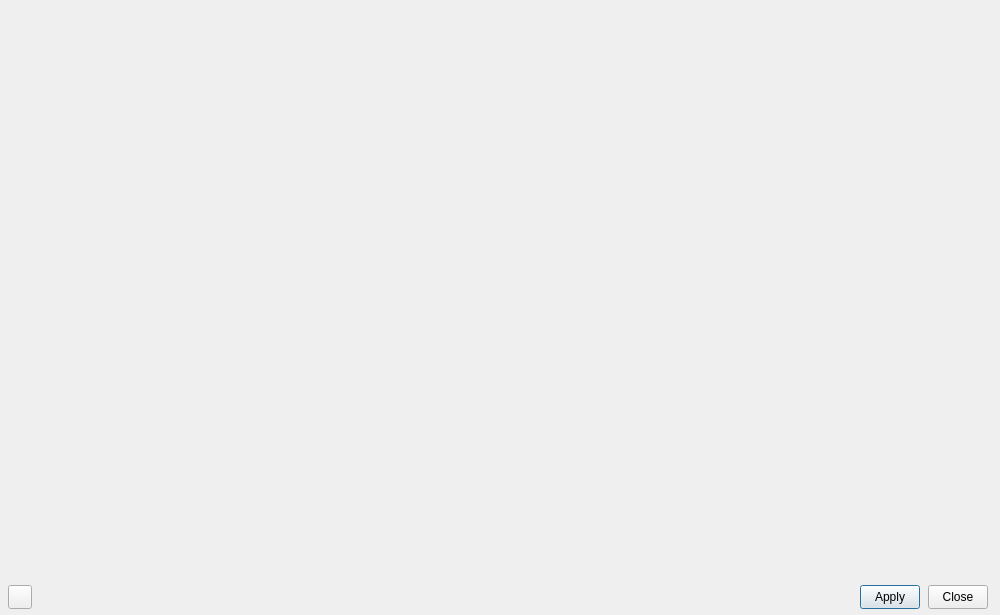
accesspointmg/org.o3de.repo.atom, file Gems/Atom/Asset/ImageProcessingAtom/Code/Source/Editor/TexturePropertyEditor.ui: the form before one commit.
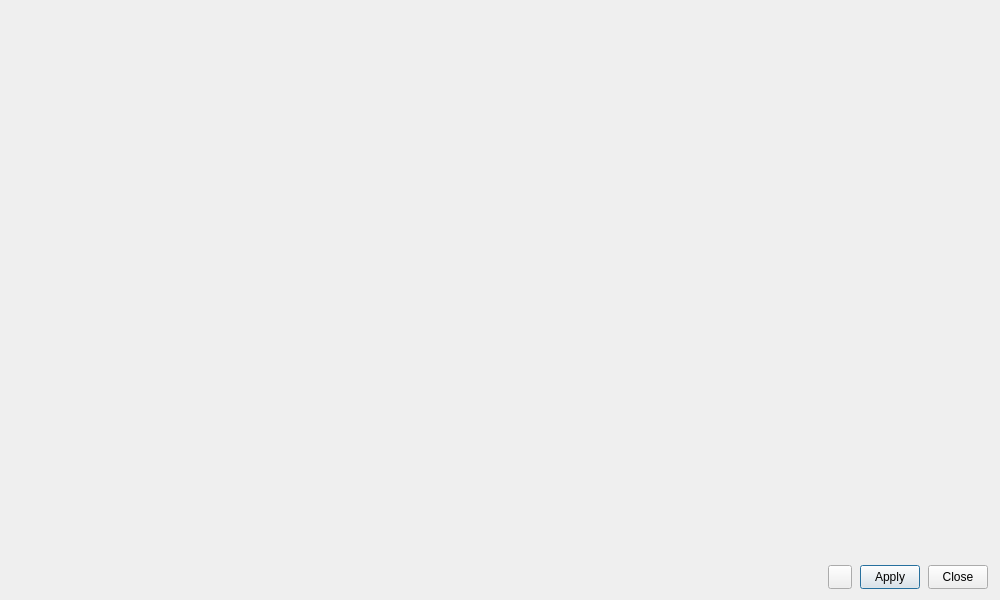
The form after the commit. Icons and pictures are not drawn.

```diff
--- a/Gems/Atom/Asset/ImageProcessingAtom/Code/Source/Editor/TexturePropertyEditor.ui
+++ b/Gems/Atom/Asset/ImageProcessingAtom/Code/Source/Editor/TexturePropertyEditor.ui
@@ -5,13 +5,13 @@
         <property name="minimumSize">
             <size>
                 <width>1000</width>
-                <height>615</height>
+                <height>600</height>
             </size>
         </property>
         <property name="maximumSize">
             <size>
                 <width>1000</width>
-                <height>615</height>
+                <height>600</height>
             </size>
         </property>
         <property name="windowTitle">
@@ -24,7 +24,7 @@
                     <x>0</x>
                     <y>0</y>
                     <width>535</width>
-                    <height>585</height>
+                    <height>600</height>
                 </rect>
             </property>
             <layout class="QVBoxLayout" name="mainLayout"/>
@@ -36,7 +36,7 @@
                     <x>535</x>
                     <y>0</y>
                     <width>465</width>
-                    <height>585</height>
+                    <height>565</height>
                 </rect>
             </property>
             <layout class="QVBoxLayout" name="settingsLayout"/>
@@ -45,25 +45,22 @@
         <widget class="QWidget" name="buttonArea">
             <property name="geometry">
                 <rect>
-                    <x>0</x>
-                    <y>585</y>
-                    <width>1000</width>
-                    <height>30</height>
+                    <x>535</x>
+                    <y>565</y>
+                    <width>465</width>
+                    <height>35</height>
                 </rect>
             </property>
 <!-- Help Button -->
             <widget class="QToolButton" name="helpBtn">
                 <property name="geometry">
                     <rect>
-                        <x>8</x>
+                        <x>293</x>
                         <y>0</y>
                         <width>24</width>
                         <height>24</height>
                     </rect>
                 </property>
-                <property name="text">
-                    <string/>
-                </property>
                 <property name="icon">
                     <iconset>
                         <normalon>:/question.svg</normalon>
@@ -74,7 +71,7 @@
             <widget class="QPushButton" name="saveBtn">
                 <property name="geometry">
                     <rect>
-                        <x>860</x>
+                        <x>325</x>
                         <y>0</y>
                         <width>60</width>
                         <height>24</height>
@@ -88,7 +85,7 @@
             <widget class="QPushButton" name="cancelBtn">
                 <property name="geometry">
                     <rect>
-                        <x>928</x>
+                        <x>393</x>
                         <y>0</y>
                         <width>60</width>
                         <height>24</height>
```
